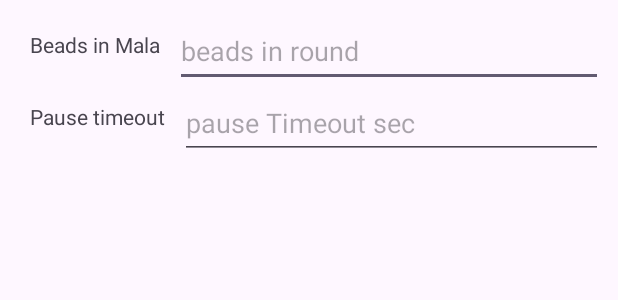
After one commit to cakrina/JapaClocker, an Android app: the layout dialog_settings.xml on its own in the app's theme, with its tools: preview values and no code run, on a phone screen of 412 x 824 dp. The commit adds this screen. Shown: the top 300 px of the screen. Run offline under Robolectric (Android 15) with nearby library versions, the phone set to English and light mode, and no system bars.

Commit message:
Updated project to version 1.2-3

```diff
--- a/app/src/main/res/layout-land/activity_main.xml
+++ b/app/src/main/res/layout-land/activity_main.xml
@@ -14,8 +14,10 @@
         app:layout_constraintLeft_toLeftOf="parent"
         app:layout_constraintRight_toRightOf="parent"
         app:layout_constraintTop_toTopOf="parent"
+        android:background="@color/material_on_surface_stroke"
+        android:backgroundTintMode="src_over"
+        android:backgroundTint="@color/material_on_surface_stroke"
         android:elevation="4dp"
-        android:background="@color/material_on_surface_stroke"
         android:title="Japa Clocker"
         android:theme="@style/ThemeOverlay.AppCompat.ActionBar" />
     <TextView
--- a/app/src/main/res/layout/activity_main.xml
+++ b/app/src/main/res/layout/activity_main.xml
@@ -15,7 +15,9 @@
         app:layout_constraintRight_toRightOf="parent"
         app:layout_constraintTop_toTopOf="parent"
         android:elevation="4dp"
-        android:background="@color/material_on_surface_stroke"
+        android:background="@color/design_default_color_secondary"
+        android:backgroundTintMode="src_over"
+        android:backgroundTint="@color/material_on_surface_stroke"
         android:title="Japa Clocker"
         android:theme="@style/ThemeOverlay.AppCompat.ActionBar" />
 
--- /dev/null
+++ b/app/src/main/res/layout/dialog_settings.xml
@@ -0,0 +1,57 @@
+<androidx.constraintlayout.widget.ConstraintLayout
+    xmlns:android="http://schemas.android.com/apk/res/android"
+    xmlns:app="http://schemas.android.com/apk/res-auto"
+    xmlns:tools="http://schemas.android.com/tools"
+    android:layout_width="match_parent"
+    android:layout_height="match_parent"
+    android:padding="10dp"
+    tools:ignore="HardcodedText,Autofill,TextContrastCheck,VisualLintTextFieldSize,TextContrastCheck">
+
+    <TextView
+        android:id="@+id/malaLabel"
+        android:layout_width="wrap_content"
+        android:layout_height="wrap_content"
+        app:layout_constraintWidth_percent=".5"
+        app:layout_constraintTop_toTopOf="parent"
+        app:layout_constraintLeft_toLeftOf="parent"
+        app:layout_constraintHeight="48dp"
+        android:text="Beads in Mala"
+        android:textAlignment="center"
+
+        android:padding="10dp"/>
+
+    <EditText
+        android:id="@+id/editMala"
+        android:layout_width="0dp"
+        android:layout_height="wrap_content"
+        android:hint="beads in round"
+        android:inputType="number"
+        app:layout_constraintHeight="48dp"
+        app:layout_constraintLeft_toRightOf="@id/malaLabel"
+        app:layout_constraintRight_toRightOf="parent"
+        app:layout_constraintTop_toTopOf="@id/malaLabel"/>
+
+    <TextView
+        android:id="@+id/pauseTimeoutLabel"
+        android:layout_width="wrap_content"
+        android:layout_height="wrap_content"
+        app:layout_constraintTop_toBottomOf="@id/malaLabel"
+        app:layout_constraintLeft_toLeftOf="parent"
+        app:layout_constraintHeight="48dp"
+
+        android:text="Pause timeout"
+        android:textAlignment="center"
+        android:padding="10dp"/>
+
+    <EditText
+        android:id="@+id/editTimeout"
+        android:layout_width="0dp"
+        android:layout_height="wrap_content"
+        android:hint="pause Timeout sec"
+        android:inputType="number"
+        app:layout_constraintHeight="48dp"
+        app:layout_constraintLeft_toRightOf="@id/pauseTimeoutLabel"
+        app:layout_constraintRight_toRightOf="parent"
+        app:layout_constraintTop_toBottomOf="@id/editMala" />
+
+</androidx.constraintlayout.widget.ConstraintLayout>
```
Also changed, not shown: app/src/main/java/com/cak/japaclocker/ForegroundService.kt (+5 -4 lines), app/src/main/java/com/cak/japaclocker/MainActivity.kt (+63 -4 lines).
